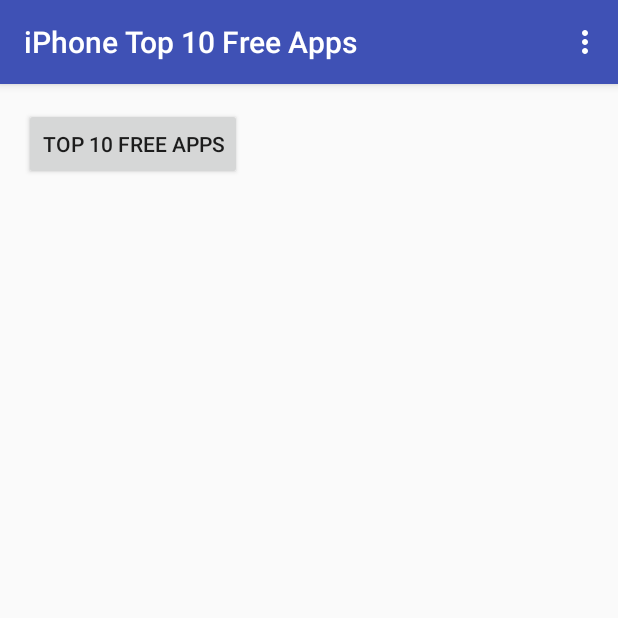
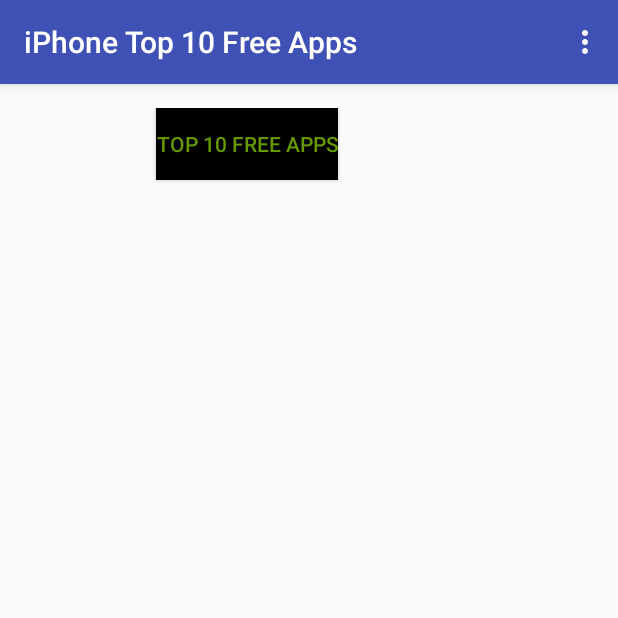
Before and after one commit to SAURAVDX007/iPhoneTop10FreeApps, an Android app: the screen it shows after launch (MainActivity), on a phone screen of 412 x 824 dp, the top half of it. Run offline under Robolectric (Android 15) with nearby library versions, the phone set to English and light mode, and no system bars.

Commit message:
Debug of XmlPullParserException Also Changed the UI a little bit.

```diff
--- a/app/src/main/java/com/example/saurav/iphonetop10freeapps/MainActivity.java
+++ b/app/src/main/java/com/example/saurav/iphonetop10freeapps/MainActivity.java
@@ -119,7 +119,7 @@ public class MainActivity extends AppCompatActivity {
                     if (charRead<=0){
                         break;
                     }
-                    builder.append(String.copyValueOf(inputBuffer));
+                    builder.append(String.copyValueOf(inputBuffer,0, charRead));
                 }
                 return builder.toString();
             }catch (IOException e){
--- a/app/src/main/java/com/example/saurav/iphonetop10freeapps/ParseApplications.java
+++ b/app/src/main/java/com/example/saurav/iphonetop10freeapps/ParseApplications.java
@@ -83,8 +83,6 @@ public class ParseApplications {
             Log.d("ParseApplications", "Name: " + app.getName());
             Log.d("ParseApplications", "Artist: " + app.getArtist());
             Log.d("ParseApplications", "Release Date: " + app.getReleaseDate());
-
-
         }
 
         return true;
--- a/app/src/main/res/layout/content_main.xml
+++ b/app/src/main/res/layout/content_main.xml
@@ -14,14 +14,6 @@
     tools:showIn="@layout/activity_main">
 
 
-
-    <Button
-        android:text="Top 10 Free Apps"
-        android:layout_width="wrap_content"
-        android:layout_height="wrap_content"
-        android:layout_alignParentTop="true"
-        android:id="@+id/btnParse" />
-
     <ListView
         android:layout_width="match_parent"
         android:layout_height="match_parent"
@@ -29,4 +21,17 @@
         android:layout_below="@+id/btnParse"
         android:id="@+id/xmlListView" />
 
+    <Button
+        android:text="Top 10 Free Apps"
+        android:layout_width="wrap_content"
+        android:layout_height="wrap_content"
+        android:id="@+id/btnParse"
+        android:layout_alignParentTop="true"
+        android:layout_alignParentLeft="true"
+        android:layout_alignParentStart="true"
+        android:layout_marginLeft="88dp"
+        android:layout_marginStart="88dp"
+        android:textColor="@android:color/holo_green_dark"
+        android:background="@android:color/black" />
+
 </RelativeLayout>
--- a/app/src/main/res/layout/list_view.xml
+++ b/app/src/main/res/layout/list_view.xml
@@ -2,6 +2,8 @@
 <TextView xmlns:android="http://schemas.android.com/apk/res/android"
     android:layout_width="match_parent" android:layout_height="match_parent"
     android:padding="10dp"
-    android:textSize="16sp">
+    android:textSize="16sp"
+    android:textColor="@android:color/holo_green_light"
+    android:background="@android:color/black">
 
 </TextView>
```
